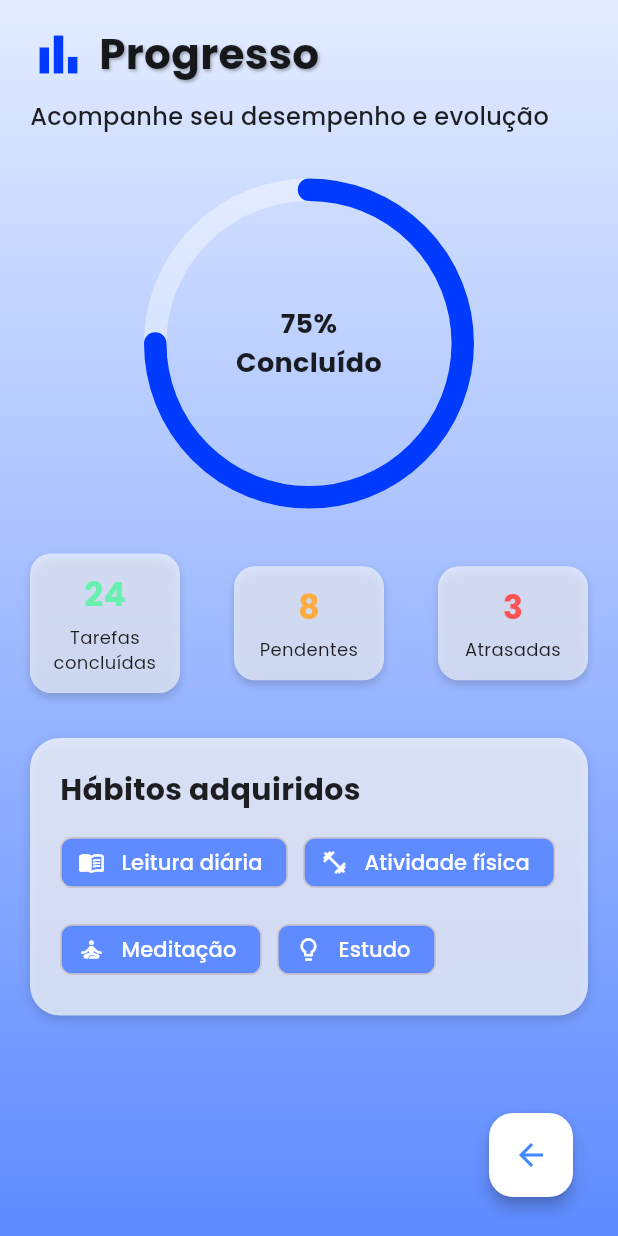
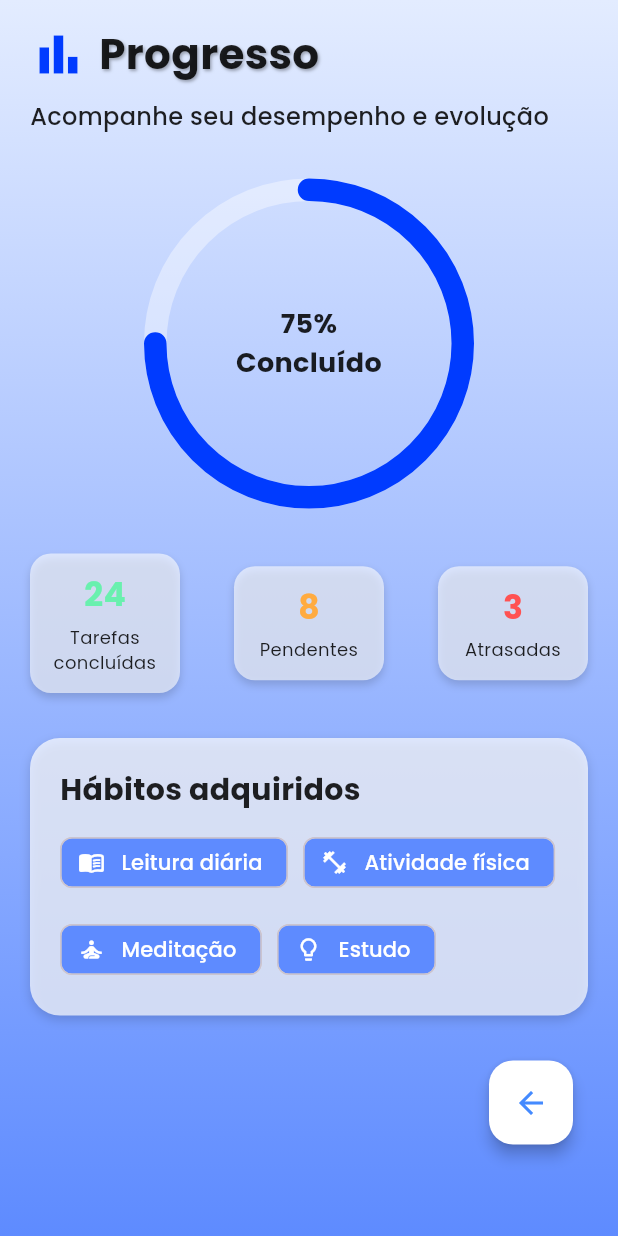
Before and after one commit to Felipinho1806/Trabalho-Mobile, a Flutter app: the ProgressHome screen opened directly, on a phone screen of 412 x 824 dp. Run offline on Flutter 3.47's test engine with Material 3 defaults, Android fonts, the phone set to English and light mode, and no system bars; drawn by our look-alikes of percent_indicator; our stand-ins replace animate_do, google_fonts, smooth_page_indicator.

Commit message:
Correção de bug na tela progresso

```diff
--- a/lib/modules/progress/progress_home.dart
+++ b/lib/modules/progress/progress_home.dart
@@ -20,7 +20,7 @@ class ProgressHome extends StatelessWidget {
           ),
         ),
         child: SafeArea(
-          child: Padding(
+          child: SingleChildScrollView(
             padding: const EdgeInsets.symmetric(horizontal: 20, vertical: 16),
             child: Column(
               crossAxisAlignment: CrossAxisAlignment.start,
@@ -147,7 +147,7 @@ class ProgressHome extends StatelessWidget {
                   ),
                 ),
 
-                const Spacer(),
+                const SizedBox(height: 30),
 
                 // Botão voltar
                 Align(
```
